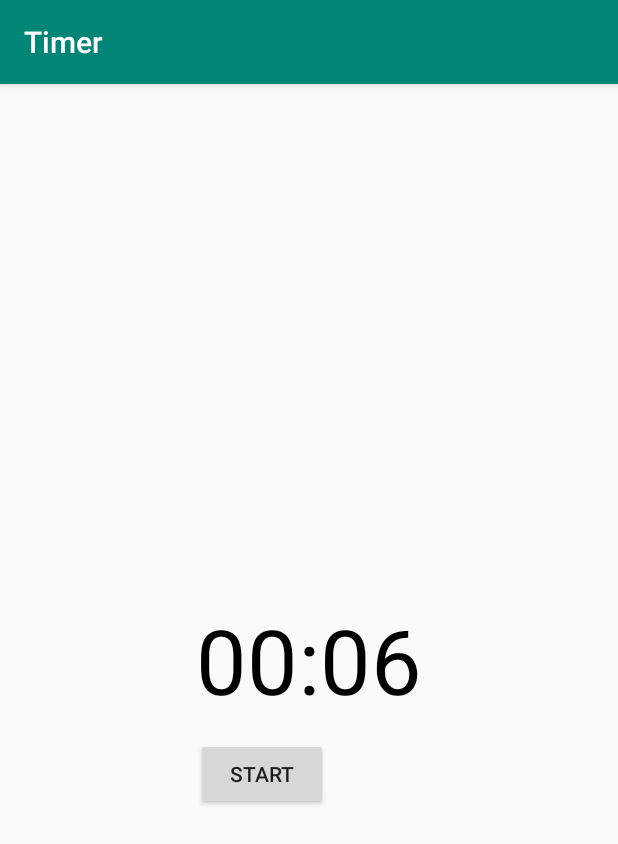
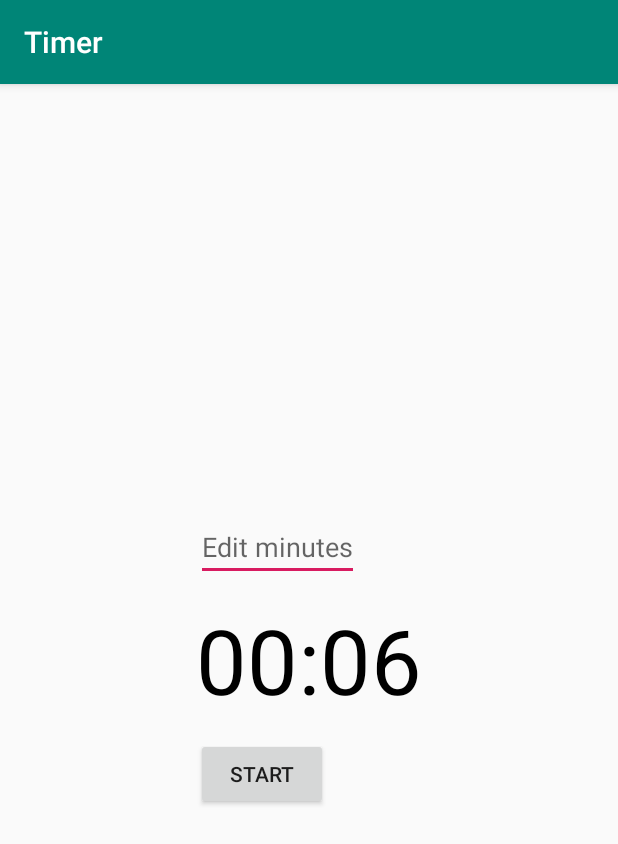
Before and after one commit to ASagalajev92/Timer, an Android app: the screen it shows after launch (MainActivity), on a phone screen of 412 x 824 dp. Shown: the top 844 px of the screen. Run offline under Robolectric (Android 15) with nearby library versions, the phone set to English and light mode, and no system bars.

Commit message:
Updated bag with 00:01. Added edit text layout.

```diff
--- a/app/src/main/java/com/example/timer/MainActivity.java
+++ b/app/src/main/java/com/example/timer/MainActivity.java
@@ -68,6 +68,8 @@ public class MainActivity extends AppCompatActivity {
             @Override
             public void onFinish() {
                 mTimerRunning = false;
+                mTimeLeftInMillis = 0;
+                updateCountDownText();
                 updateButtons();
             }
         }.start();
@@ -108,11 +110,12 @@ public class MainActivity extends AppCompatActivity {
                 mButtonStartPause.setVisibility(View.INVISIBLE);
             } else {
                 mButtonStartPause.setVisibility(View.VISIBLE);
+
             }
-
             if (mTimeLeftInMillis < START_TIME_IN_MILLIS) {
                 mButtonReset.setVisibility(View.VISIBLE);
-            } else {
+            }
+            else {
                 mButtonReset.setVisibility(View.INVISIBLE);
             }
         }
--- a/app/src/main/res/layout/activity_main.xml
+++ b/app/src/main/res/layout/activity_main.xml
@@ -36,6 +36,16 @@
         android:layout_toEndOf="@+id/button_start_pause"
         android:text="@string/button_reset"
         android:visibility="invisible"
-        tools:visibility="visible" />
+        tools:visibility="visible"/>
+
+    <EditText
+        android:id="@+id/edit_minutes"
+        android:layout_width="wrap_content"
+        android:layout_height="wrap_content"
+        android:layout_above="@+id/text_view_countdown"
+        android:layout_alignStart="@+id/text_view_countdown"
+        android:layout_marginStart="0dp"
+        android:layout_marginBottom="12dp"
+        android:hint="@string/edit_minutes_hint" />
 
 </RelativeLayout>
--- a/app/src/main/res/values/strings.xml
+++ b/app/src/main/res/values/strings.xml
@@ -3,5 +3,7 @@
     <string name="button_reset">RESET</string>
     <string name="button_start_pause">START</string>
     <string name="time_numbers">00:00</string>
+    <string name="edit_minutes_hint">Edit minutes</string>
+
 
 </resources>
--- a/build.gradle
+++ b/build.gradle
@@ -7,7 +7,7 @@ buildscript {
 
     }
     dependencies {
-        classpath 'com.android.tools.build:gradle:3.4.1'
+        classpath 'com.android.tools.build:gradle:3.5.1'
 
         // NOTE: Do not place your application dependencies here; they belong
         // in the individual module build.gradle files
```
Also changed, not shown: gradle/wrapper/gradle-wrapper.properties.
